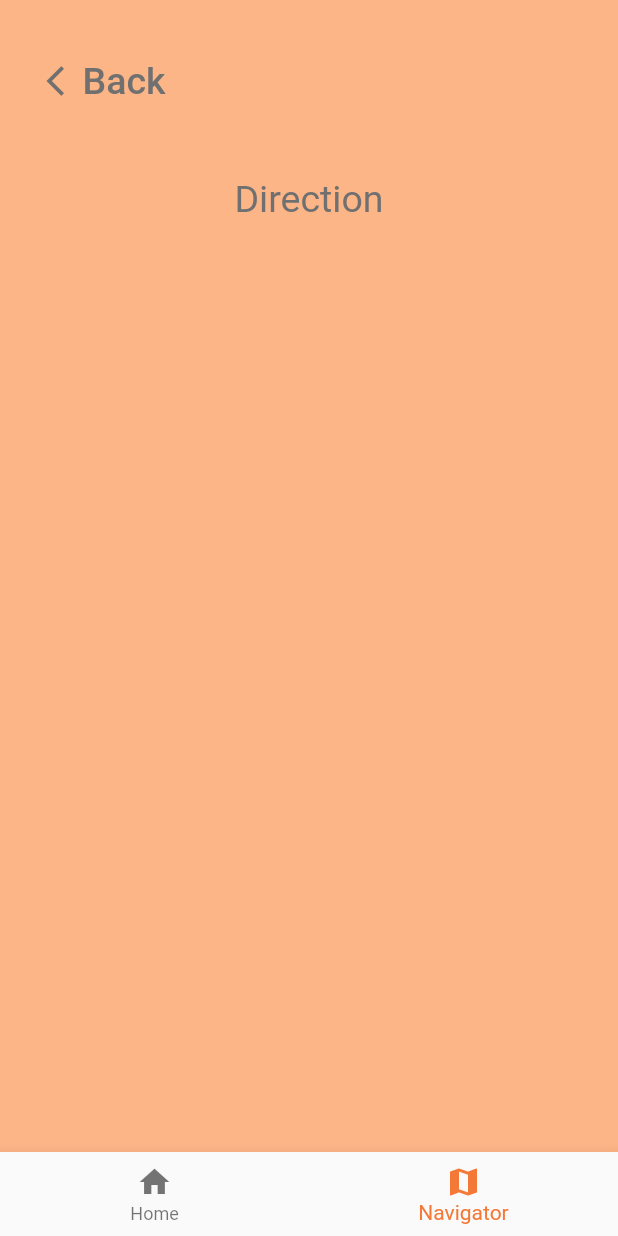
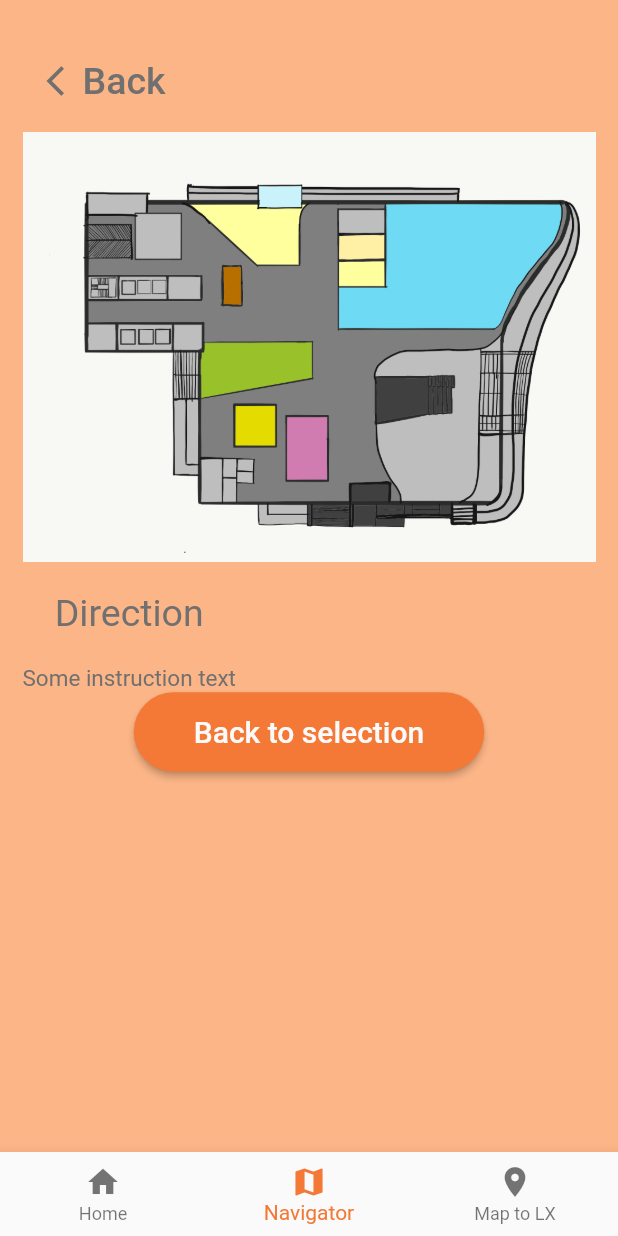
Before and after one commit to Onnopz/LXMobileApp, a Flutter app: the ShowDirection screen opened directly, on a phone screen of 412 x 824 dp. Run offline on Flutter 3.47's test engine with Material 2 defaults, Android fonts, the light colour scheme and no system bars; missing offline and left inert: qrscan.

Commit message:
(แก้ + เพิ่ม) หาทิศทางเสร็จแล้ว / เริ่มทำ google map

```diff
--- a/lib/data_storage.dart
+++ b/lib/data_storage.dart
@@ -1,6 +1,7 @@
 import 'package:flutter/cupertino.dart';
 import 'package:flutter/material.dart';
 import 'package:lx_mobile_app/find_direction.dart';
+import 'package:lx_mobile_app/gmap_nav.dart';
 import 'package:lx_mobile_app/home_page.dart';
 
 // Storage class
@@ -184,6 +185,7 @@ class CustomNavigationBar extends BottomNavigationBar {
   static final List<Widget> page = [
     HomePage(),
     FindDirection(),
+    GMapNavigator(),
   ];
 
   CustomNavigationBar(Function func, int selected)
@@ -198,6 +200,10 @@ class CustomNavigationBar extends BottomNavigationBar {
             BottomNavigationBarItem(
               icon: Icon(Icons.map),
               title: Text("Navigator"),
+            ),
+            BottomNavigationBarItem(
+              icon: Icon(Icons.location_on),
+              title: Text("Map to LX"),
             ),
           ],
           onTap: func,
@@ -230,7 +236,7 @@ class CustomTextField extends Container{
 }
 
 class LocationListItem extends GestureDetector{
-  int index;
+  final int index;
 
   LocationListItem(this.index, BuildContext context) :
         super(
--- a/lib/show_direction.dart
+++ b/lib/show_direction.dart
@@ -1,7 +1,5 @@
 import 'package:flutter/material.dart';
-import 'package:lx_mobile_app/choose_location.dart';
 import 'data_storage.dart';
-import 'package:qrscan/qrscan.dart' as scanner;
 
 class ShowDirection extends StatefulWidget {
   ShowDirection();
@@ -24,13 +22,43 @@ class _ShowDirectionState extends State<ShowDirection> {
       },
           pageIndex),
       backgroundColor: DataStorage.bg_Color,
-      body: CustomBodyContainer(<Widget>[
-        CustomText("Direction", DataStorage.mainMargin_LR,
-            DataStorage.mainMargin_TB,
-            DataStorage.mainMargin_LR,
-            0,
-            DataStorage.textSize_head
-        ),
+      body: CustomBodyContainer(
+          <Widget>[
+            Image.asset("assets/map.png"),
+
+            Row(
+              mainAxisAlignment: MainAxisAlignment.start,
+              children: <Widget>[
+                Column(
+                  children: <Widget>[
+                    CustomText("Direction",
+                        0, 20.0, 0, 20.0,
+                        DataStorage.textSize_head
+                    ),
+                    CustomText(
+                        "Some instruction text",
+                        0, 0, 0, 0,
+                        DataStorage.textSize_body
+                    ),
+                  ],
+                ),
+              ],
+            ),
+
+            Row(
+              mainAxisAlignment: MainAxisAlignment.center,
+              children: <Widget>[
+                CustomButton("Back to selection",
+                    DataStorage.textSize_mainButton,
+                    DataStorage.buttonMainLR,
+                    DataStorage.buttonMainTB,
+                    (){
+                      Navigator.pop(context);
+                    }
+                )
+              ],
+            ),
+
       ], context),
     );
   }
--- a/pubspec.yaml
+++ b/pubspec.yaml
@@ -44,6 +44,7 @@ flutter:
 
   # To add assets to your application, add an assets section, like this:
   assets:
+    - assets/map.png
     - assets/applogo.png
     - assets/arrowdown.png
     - assets/loc0.jpg
```
Also changed, not shown: lib/choose_location.dart (+30 -11 lines), lib/gmap_nav.dart (added, +36 -0 lines), lib/home_page.dart (+9 -0 lines), assets/map.png (added).
